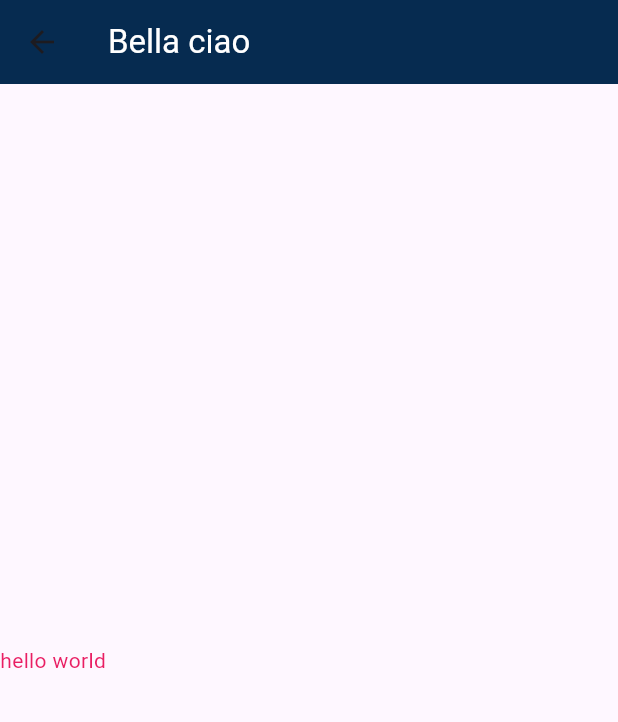
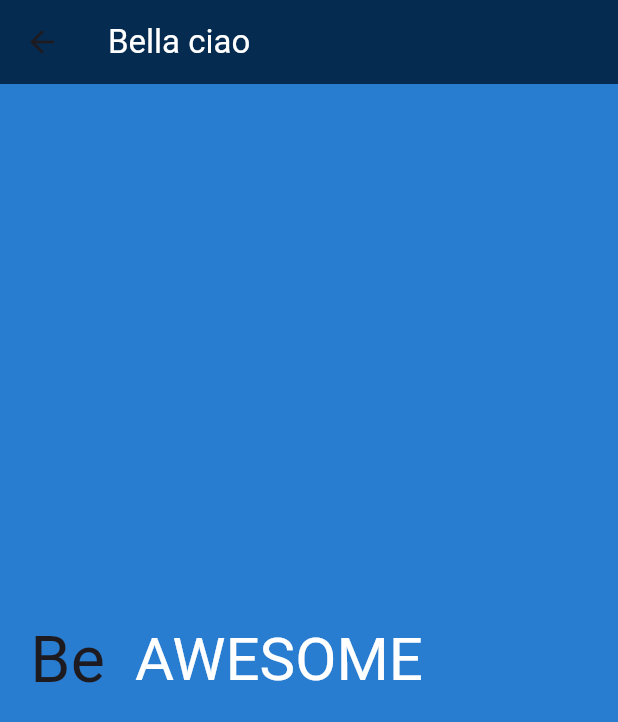
Before and after one commit to AbihaRiaz1703/Codezz, a Flutter app: the No screen opened by its route, on a phone screen of 412 x 824 dp. Shown: the top 722 px of the screen. Run offline on Flutter 3.47's test engine with Material 3 defaults, Android fonts, the phone set to English and light mode, and no system bars; drawn by our look-alikes of animated_text_kit; our stand-ins replace font_awesome_flutter, readmore; Roboto replaces fonts that are missing (Horizon).

```diff
--- a/lib/p.dart
+++ b/lib/p.dart
@@ -1,3 +1,4 @@
+import 'package:animated_text_kit/animated_text_kit.dart';
 import 'package:flutter/material.dart';
 
 class No extends StatefulWidget {
@@ -12,6 +13,7 @@ class _NoState extends State<No> {
   @override
   Widget build(BuildContext context) {
     return Scaffold(
+        backgroundColor: Color.fromARGB(255, 41, 125, 209),
         appBar: AppBar(
           title: Text(
             'Bella ciao',
@@ -23,9 +25,32 @@ class _NoState extends State<No> {
           mainAxisAlignment: MainAxisAlignment.center,
           crossAxisAlignment: CrossAxisAlignment.center,
           children: [
-            Text(
-              'hello world',
-              style: TextStyle(color: Colors.pink),
+            Row(
+              mainAxisSize: MainAxisSize.min,
+              children: <Widget>[
+                const SizedBox(width: 20.0, height: 100.0),
+                const Text(
+                  'Be',
+                  style: TextStyle(fontSize: 43.0),
+                ),
+                const SizedBox(width: 20.0, height: 100.0),
+                DefaultTextStyle(
+                  style: const TextStyle(
+                    fontSize: 40.0,
+                    fontFamily: 'Horizon',
+                  ),
+                  child: AnimatedTextKit(
+                    animatedTexts: [
+                      RotateAnimatedText('AWESOME'),
+                      RotateAnimatedText('OPTIMISTIC'),
+                      RotateAnimatedText('DIFFERENT'),
+                    ],
+                    onTap: () {
+                      print("Tap Event");
+                    },
+                  ),
+                ),
+              ],
             )
           ],
         ));
--- a/pubspec.yaml
+++ b/pubspec.yaml
@@ -36,6 +36,7 @@ dependencies:
   cupertino_icons: ^1.0.8
   font_awesome_flutter: ^10.8.0
   readmore: ^3.0.0
+  animated_text_kit: ^4.2.2
 
 dev_dependencies:
   flutter_test:
```
Also changed, not shown: pubspec.lock.
